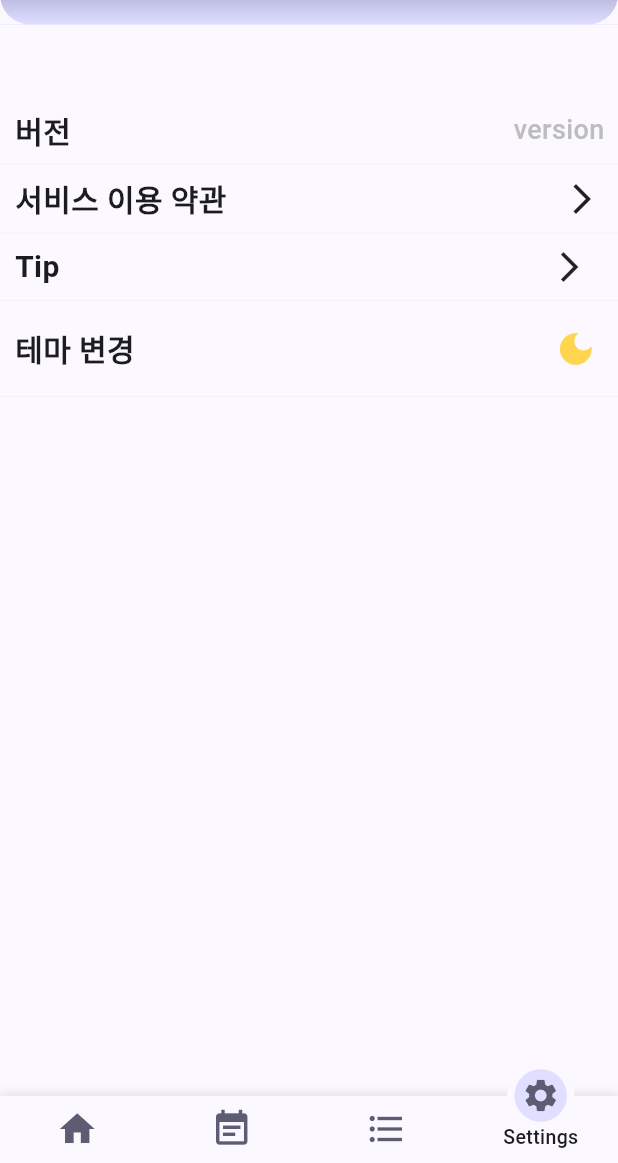
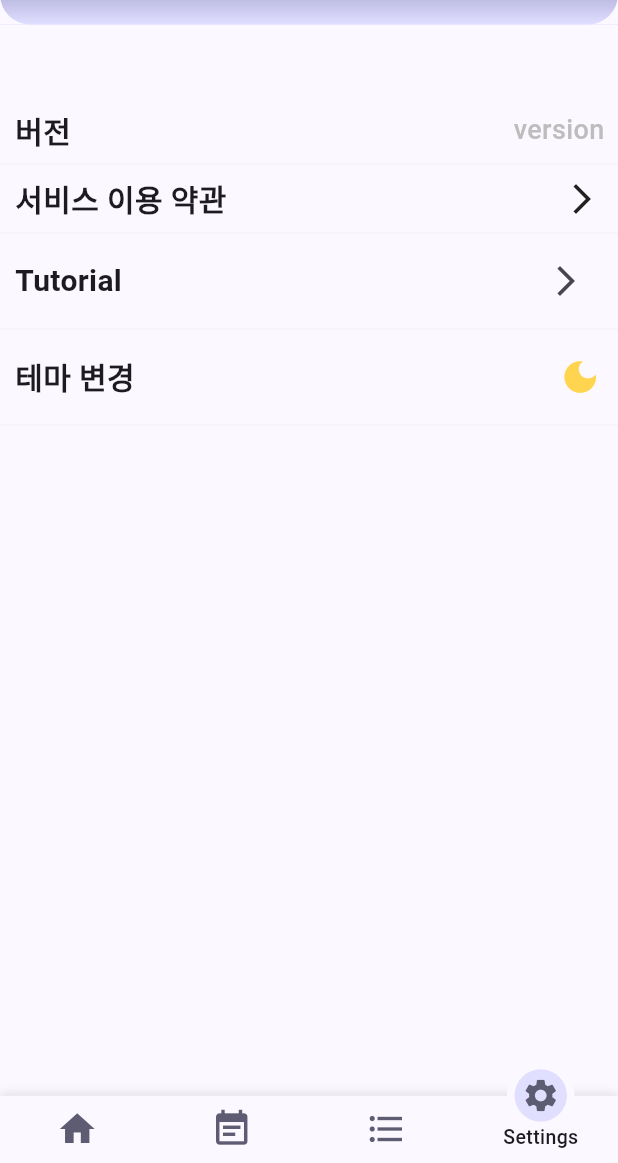
Before and after one commit to seolaox/special-diary, a Flutter app: the screen it shows after launch, item 4 of the bottom bar chosen, on a phone screen of 412 x 824 dp, the part 73-1236 px from its top. Run offline on Flutter 3.47's test engine with Material 2 defaults, Android fonts, the phone set to English and light mode, and no system bars; drawn by our look-alikes of motion_tab_bar_v2; our stand-ins replace flutter_map, flutter_slidable, geolocator, get, image_picker, latlong2 and 2 more.

Commit message:
이미지 추가

```diff
--- a/special_diary/lib/eventupdate.dart
+++ b/special_diary/lib/eventupdate.dart
@@ -59,6 +59,7 @@ class _EventUpdateState extends State<EventUpdate> {
     presentdate =
         value[7] != null ? DateTime.parse(value[7].toString()) : DateTime.now();
     checkGallery = false;
+    date = DateTime.now();
   }
 
 
--- a/special_diary/lib/setting.dart
+++ b/special_diary/lib/setting.dart
@@ -2,6 +2,7 @@ import 'package:flutter/cupertino.dart';
 import 'package:flutter/material.dart';
 import 'package:get/get.dart';
 import 'package:secret_diary/components/appbarwidget.dart';
+import 'package:secret_diary/tutorial.dart';
 import 'package:shared_preferences/shared_preferences.dart';
 
 class Setting extends StatefulWidget {
@@ -67,9 +68,13 @@ class _SettingState extends State<Setting> {
               Row(
               children: [
                 SizedBox(width: 10,),
-                Text('Tip',style: TextStyle(fontSize: 20,fontWeight: FontWeight.w600),),
-                SizedBox(width: 328,),
-                Icon(Icons.arrow_forward_ios)
+                Text('Tutorial',style: TextStyle(fontSize: 20,fontWeight: FontWeight.w600),),
+                SizedBox(width: 272,),
+                IconButton(
+                  onPressed: () {
+                    Get.to(()=> Tutorial());
+                  },
+                  icon: Icon(Icons.arrow_forward_ios))
               ],
             ),
             Divider(thickness: 0.1,color: Colors.grey[450],),
@@ -81,7 +86,7 @@ class _SettingState extends State<Setting> {
                 Text('테마 변경',
                     style:
                         TextStyle(fontSize: 20, fontWeight: FontWeight.w600)),
-                SizedBox(width: 270),
+                SizedBox(width: 273),
                 IconButton(
                   onPressed: () {
                     setState(() {
```
Also changed, not shown: special_diary/lib/memopage.dart (+14 -9 lines), special_diary/lib/tutorial.dart (added, +54 -0 lines), special_diary/images/Simulator Screenshot - iPhone 14 Pro Max - 2023-11-27 at 15.45.24.png (added), special_diary/images/bono.png (deleted), special_diary/images/dart.png (added), special_diary/images/datepicker.png (added), special_diary/images/eventdelete.png (added), special_diary/images/eventfirst.png (added), special_diary/images/eventinsert.png (added), special_diary/images/eventsearch.png (added), special_diary/images/eventsecond.png (added), special_diary/images/eventupdate.png (added), special_diary/images/mapview.png (added), special_diary/images/memodelete.png (added), 2 more files.
